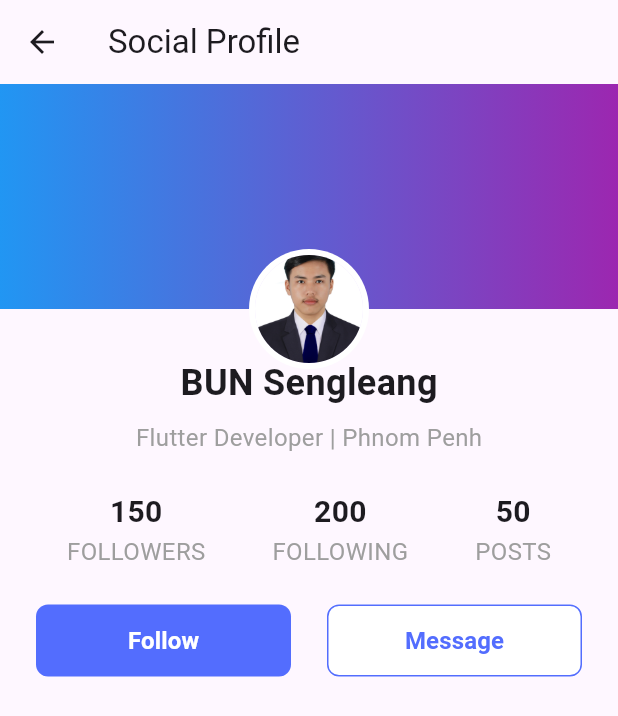
After one commit to GitheTrunk/MA-Lab, a Flutter app: the SocialProfileScreen screen opened by its route, on a phone screen of 412 x 824 dp. The commit adds this screen. Shown: the top 716 px of the screen. Run offline on Flutter 3.47's test engine with Material 3 defaults, Android fonts, the phone set to English and light mode, and no system bars.

Commit message:
feat: add social screen

```diff
--- a/lib/routes/route_app.dart
+++ b/lib/routes/route_app.dart
@@ -7,6 +7,7 @@ import 'package:week_3_lab/screens/counter_screen.dart';
 import 'package:week_3_lab/screens/profile_screen.dart';
 import 'package:week_3_lab/screens/product_screen.dart';
 import 'package:week_3_lab/screens/dashboard_screen.dart';
+import 'package:week_3_lab/screens/social_profile_screen.dart';
 
 class RouteApp extends StatelessWidget {
   const RouteApp({super.key});
@@ -25,6 +26,7 @@ class RouteApp extends StatelessWidget {
         "/profile": (context) => const ProfileScreen(),
         "/product": (context) => const ProductScreen(),
         "/dashboard": (context) => const DashboardScreen(),
+        "/social": (context) => const SocialProfileScreen(),
       },
       onGenerateRoute: (settings) {
         switch (settings.name) {
@@ -68,7 +70,11 @@ class RouteApp extends StatelessWidget {
               builder: (context) => const DashboardScreen(),
               settings: settings,
             );
-
+          case "/social":
+            return MaterialPageRoute(
+              builder: (context) => const SocialProfileScreen(),
+              settings: settings,
+            );
           default:
             return null;
         }
--- a/lib/screens/home_screen.dart
+++ b/lib/screens/home_screen.dart
@@ -44,8 +44,11 @@ class HomeScreen extends StatelessWidget {
             ),
             AppMenuItem(
               title: 'Profile Screen',
-              route: '/profile',
               icon: Icons.person,
+              subMenu: [
+                AppMenuItem(title: 'Profile', route: '/profile'),
+                AppMenuItem(title: 'Social Profile', route: '/social'),
+              ],
             ),
             AppMenuItem(
               title: 'Product Screen',
--- /dev/null
+++ b/lib/screens/social_profile_screen.dart
@@ -0,0 +1,89 @@
+import 'package:flutter/material.dart';
+import 'package:week_3_lab/widgets/buttons/app_small_text_button.dart';
+import 'package:week_3_lab/widgets/profile/profile_state_items.dart';
+
+class SocialProfileScreen extends StatelessWidget {
+  const SocialProfileScreen({super.key});
+
+  @override
+  Widget build(BuildContext context) {
+    return Scaffold(
+      appBar: AppBar(title: const Text("Social Profile")),
+      body: Center(
+        child: Column(
+          mainAxisAlignment: MainAxisAlignment.start,
+          children: [
+            Stack(
+              clipBehavior: Clip.none,
+              children: [
+                Container(
+                  height: 150,
+                  width: double.infinity,
+                  decoration: const BoxDecoration(
+                    gradient: LinearGradient(
+                      colors: [Colors.blue, Colors.purple],
+                    ),
+                  ),
+                ),
+
+                const Positioned(
+                  bottom: -40,
+                  left: 0,
+                  right: 0,
+                  child: CircleAvatar(
+                    radius: 40,
+                    backgroundColor: Colors.white,
+                    child: CircleAvatar(
+                      radius: 36,
+                      backgroundImage: AssetImage("assets/images/profile.jpg"),
+                    ),
+                  ),
+                ),
+              ],
+            ),
+
+            const SizedBox(height: 32),
+            const Text(
+              "BUN Sengleang",
+              style: TextStyle(fontSize: 24, fontWeight: FontWeight.bold),
+            ),
+            const SizedBox(height: 8),
+            const Text(
+              "Flutter Developer | Phnom Penh",
+              style: TextStyle(fontSize: 16, color: Colors.grey),
+            ),
+            const SizedBox(height: 24),
+            ProfileStateItems(
+              items: const {
+                "150": "Followers",
+                "200": "Following",
+                "50": "Posts",
+              },
+            ),
+            const SizedBox(height: 24),
+            Row(
+              mainAxisAlignment: MainAxisAlignment.spaceEvenly,
+              children: [
+                AppSmallTextButton(
+                  text: 'Follow',
+                  width: 170,
+                  backgroundColor: Colors.indigoAccent,
+                  foregroundColor: Colors.white,
+                  onPressed: () {},
+                ),
+                AppSmallTextButton(
+                  text: 'Message',
+                  width: 170,
+                  backgroundColor: Colors.white,
+                  foregroundColor: Colors.indigoAccent,
+                  borderColor: Colors.indigoAccent,
+                  onPressed: () {},
+                ),
+              ],
+            ),
+          ],
+        ),
+      ),
+    );
+  }
+}
```
